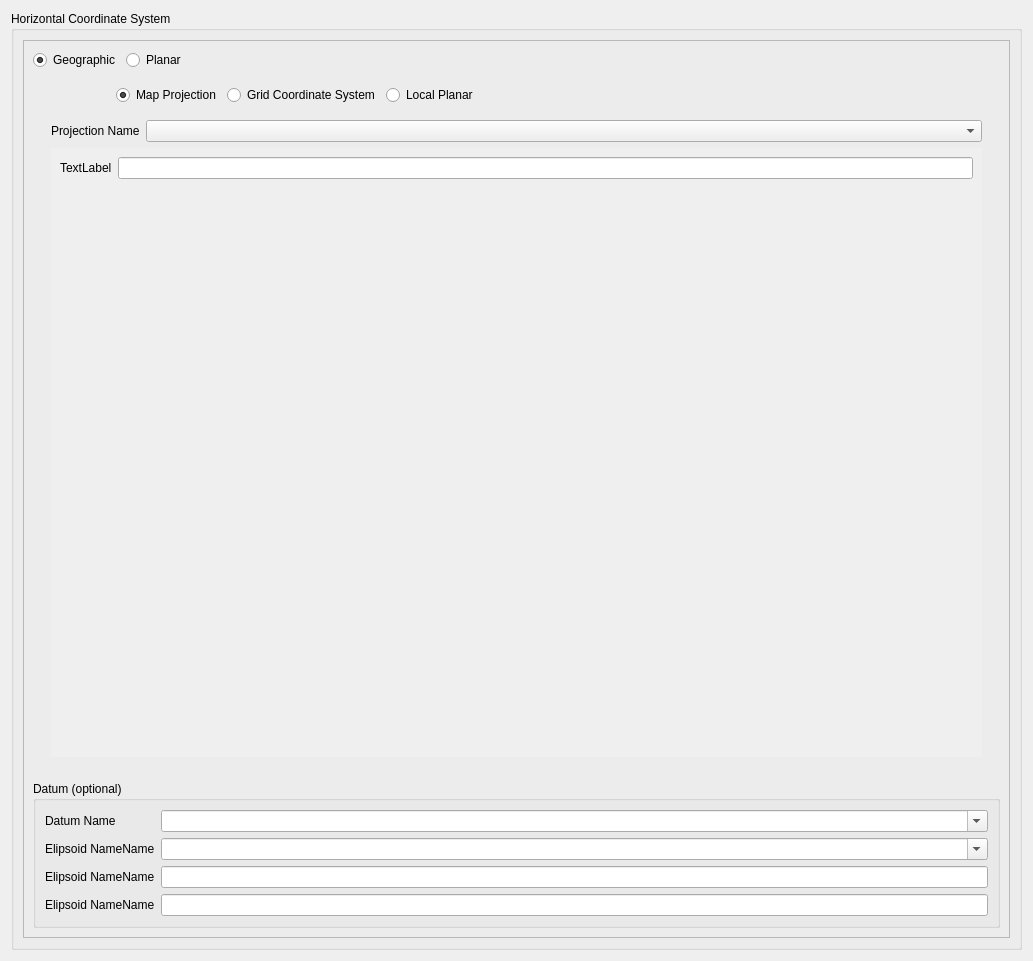
The window that pymdwizard/gui/ui_files/spref.ui (DOI-USGS/fort-pymdwizard) describes before a commit, drawn with Qt 5.
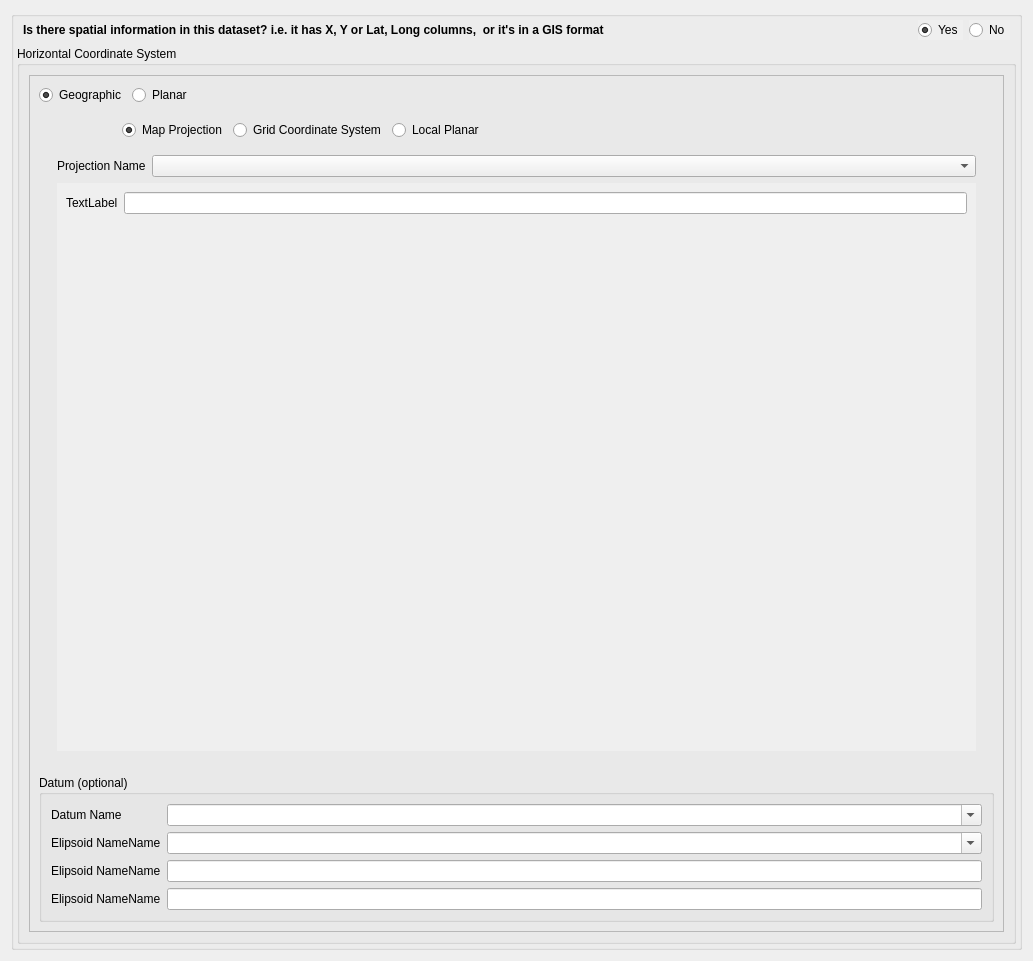
The same window after the commit.

What changed in the file:
```diff
--- a/pymdwizard/gui/ui_files/spref.ui
+++ b/pymdwizard/gui/ui_files/spref.ui
@@ -13,7 +13,90 @@
   <property name="windowTitle">
    <string>Form</string>
   </property>
+  <layout class="QVBoxLayout" name="verticalLayout_6">
+   <item>
+    <widget class="QGroupBox" name="groupBox">
+     <property name="title">
+      <string/>
+     </property>
   <layout class="QVBoxLayout" name="verticalLayout_4">
+      <property name="leftMargin">
+       <number>3</number>
+      </property>
+      <property name="topMargin">
+       <number>3</number>
+      </property>
+      <property name="rightMargin">
+       <number>3</number>
+      </property>
+      <property name="bottomMargin">
+       <number>3</number>
+      </property>
+      <item>
+       <layout class="QHBoxLayout" name="horizontalLayout_3">
+        <property name="leftMargin">
+         <number>6</number>
+        </property>
+        <property name="rightMargin">
+         <number>6</number>
+        </property>
+        <item>
+         <widget class="QLabel" name="label_13">
+          <property name="minimumSize">
+           <size>
+            <width>0</width>
+            <height>20</height>
+           </size>
+          </property>
+          <property name="styleSheet">
+           <string notr="true">font: bold;</string>
+          </property>
+          <property name="text">
+           <string>Is there spatial information in this dataset? i.e. it has X, Y or Lat, Long columns,  or it's in a GIS format</string>
+          </property>
+         </widget>
+        </item>
+        <item>
+         <spacer name="horizontalSpacer_4">
+          <property name="orientation">
+           <enum>Qt::Horizontal</enum>
+          </property>
+          <property name="sizeHint" stdset="0">
+           <size>
+            <width>40</width>
+            <height>20</height>
+           </size>
+          </property>
+         </spacer>
+        </item>
+        <item>
+         <widget class="QRadioButton" name="rbtn_yes">
+          <property name="autoFillBackground">
+           <bool>true</bool>
+          </property>
+          <property name="text">
+           <string>Yes</string>
+          </property>
+          <property name="checked">
+           <bool>true</bool>
+          </property>
+         </widget>
+        </item>
+        <item>
+         <widget class="QRadioButton" name="rbtn_no">
+          <property name="autoFillBackground">
+           <bool>true</bool>
+          </property>
+          <property name="text">
+           <string>No</string>
+          </property>
+          <property name="checked">
+           <bool>false</bool>
+          </property>
+         </widget>
+        </item>
+       </layout>
+      </item>
    <item>
     <widget class="QGroupBox" name="horiz_layout">
      <property name="styleSheet">
@@ -231,7 +314,7 @@
                        <rect>
                         <x>0</x>
                         <y>0</y>
-                        <width>937</width>
+                           <width>929</width>
                         <height>69</height>
                        </rect>
                       </property>
@@ -350,6 +433,9 @@
               <property name="editable">
                <bool>true</bool>
               </property>
+                </widget>
+               </item>
+              </layout>
              </widget>
             </item>
            </layout>
```
Lines whose indentation alone changed are shown as unchanged.
